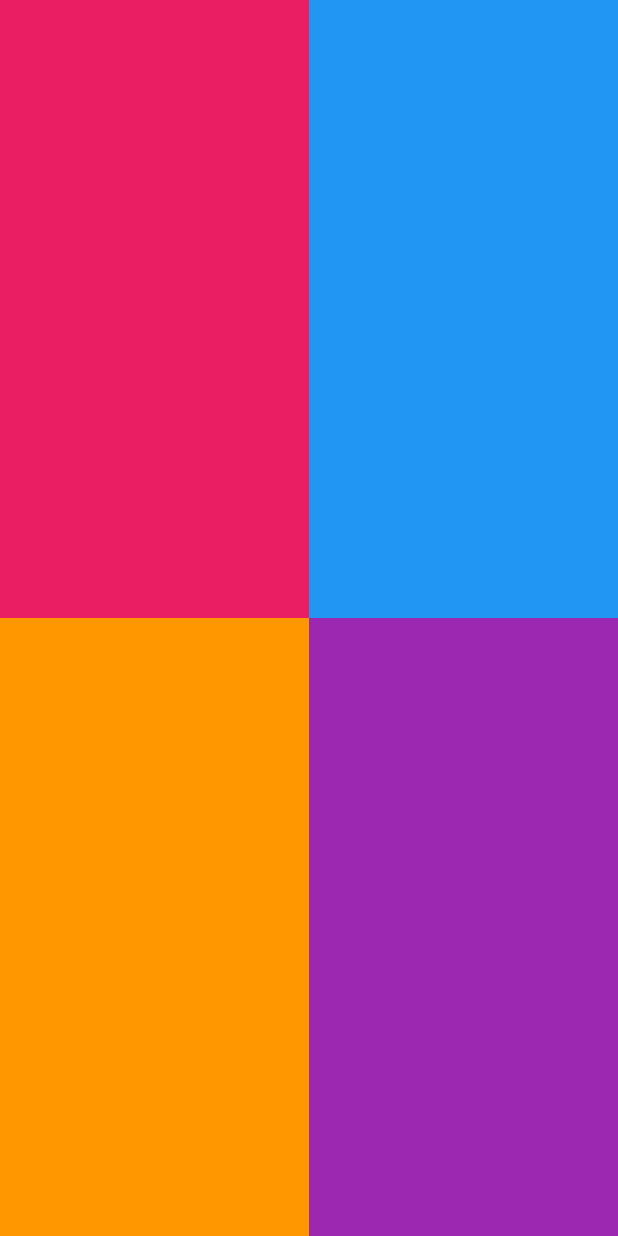
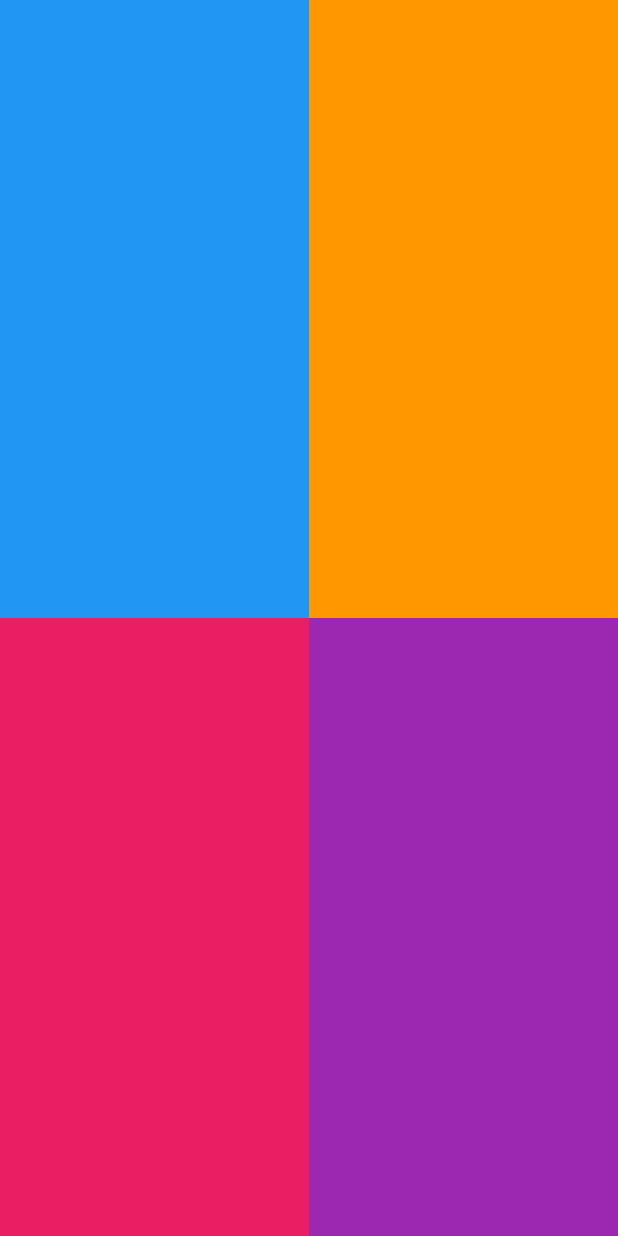
Before and after one commit to richardnd5/flutter-website, a Flutter app: the screen it shows after launch, on a phone screen of 412 x 824 dp. Run offline on Flutter 3.47's test engine with Material 2 defaults, Android fonts, the light colour scheme and no system bars.

```diff
--- a/lib/navigation/nav_state.dart
+++ b/lib/navigation/nav_state.dart
@@ -8,6 +8,7 @@ class NavState extends ChangeNotifier {
   List<PageConfig> pages = [homePageConfig];
 
   List<Page> getPages() {
+    return [homePageConfig.page];
     return pages.map((e) => e.page).toList();
   }
 
--- a/lib/views/home/home_page.dart
+++ b/lib/views/home/home_page.dart
@@ -1,11 +1,8 @@
 import 'package:flutter/material.dart';
-import 'package:flutter_website/navigation/nav_route_parser.dart';
 import 'package:flutter_website/navigation/nav_router_delegate.dart';
 import 'package:flutter_website/navigation/nav_state.dart';
-
 import 'package:provider/provider.dart';
 import 'home_page_view_model.dart';
-import 'components/expanding_page_container.dart';
 
 class HomePage extends StatefulWidget {
   const HomePage({Key? key}) : super(key: key);
@@ -15,132 +12,93 @@ class HomePage extends StatefulWidget {
 }
 
 class _HomePageState extends State<HomePage> {
-  GlobalKey homeKey = GlobalKey();
-  GlobalKey musicKey = GlobalKey();
-  GlobalKey contactKey = GlobalKey();
-  GlobalKey codingKey = GlobalKey();
-  GlobalKey noKey = GlobalKey();
+  final double smallPercent = 0.1;
+  final double largePercent = 0.8;
 
-  Widget? selectedWidget;
+  @override
+  void initState() {
+    super.initState();
+  }
 
-  bool isAnimating = false;
-
-  addPageToStack(BuildContext context, PageType type, Color color) async {
-    PageConfig selectedPage;
-
+  goToPage(BuildContext context, PageType type) {
+    PageConfig selectedConfig;
     switch (type) {
       case PageType.coding:
-        selectedPage = codingPageConfig;
+        selectedConfig = codingPageConfig;
         break;
       case PageType.about:
-        selectedPage = aboutPageConfig;
+        selectedConfig = aboutPageConfig;
         break;
       case PageType.music:
-        selectedPage = musicPageConfig;
+        selectedConfig = musicPageConfig;
         break;
       case PageType.contact:
-        selectedPage = contactPageConfig;
+        selectedConfig = contactPageConfig;
         break;
     }
 
-    Provider.of<NavState>(context, listen: false).goTo(selectedPage);
-    await Future.delayed(Duration(milliseconds: 800));
-    _whenShrinkAnimFinished();
-  }
-
-  _handleSquareTap(
-    BuildContext context,
-    PageType type,
-    Offset globalPos,
-  ) {
-    print(type);
-    var size = MediaQuery.of(context).size;
-
-    if (!isAnimating) {
-      setState(() {
-        isAnimating = true;
-      });
-      setState(() {
-        selectedWidget = ExpandingPageContainer(
-          startOffset: getPos(type.index),
-          startSize: Size(size.width / 2, size.height / 2),
-          shrinkFinished: _whenShrinkAnimFinished,
-          animateFinished: () => addPageToStack(
-            context,
-            type,
-            type.getPageColor(),
-          ),
-          color: type.getPageColor(),
-          width: size.width,
-        );
-      });
-    }
-  }
-
-  _whenShrinkAnimFinished() {
-    setState(() {
-      selectedWidget = null;
-      isAnimating = false;
-    });
-  }
-
-  GlobalKey getKey(int index) {
-    if (index == 0) return homeKey;
-    if (index == 1) return musicKey;
-    if (index == 2) return contactKey;
-    if (index == 3) return codingKey;
-    return noKey;
-  }
-
-  Offset getPos(int index) {
-    final box = getKey(index).currentContext!.findRenderObject() as RenderBox;
-    return box.localToGlobal(Offset.zero);
-  }
-
-  List<Offset> getListOfOffsets(BuildContext context) {
-    var size = MediaQuery.of(context).size;
-    return [
-      Offset(0, 0),
-      Offset(0, size.width / 2),
-      Offset(size.height / 2, 0),
-      Offset(size.height / 2, size.width / 2),
-    ];
+    Provider.of<HomePageViewModel>(context, listen: false).selectedPage = type;
+    Provider.of<NavState>(context, listen: false).goTo(selectedConfig);
   }
 
   @override
   Widget build(BuildContext context) {
+    var watched = context.watch<HomePageViewModel>();
     return Stack(
       children: [
-        buildBackground(context),
-        selectedWidget ?? Container(),
+        GestureDetector(
+          onTap: () => watched.selectedPage = null,
+          child: Container(
+            decoration: pageGradient(
+              Color(0xff7a8ae6),
+              Color(0xFF0b1652),
+            ),
+          ),
+        ),
+        _buildHomePageCell(context, PageType.about, Alignment.topLeft),
+        _buildHomePageCell(context, PageType.music, Alignment.topRight),
+        _buildHomePageCell(context, PageType.coding, Alignment.bottomLeft),
+        _buildHomePageCell(context, PageType.contact, Alignment.bottomRight),
       ],
     );
   }
 
-  Widget buildBackground(BuildContext context) {
+  AnimatedAlign _buildHomePageCell(
+    BuildContext context,
+    PageType type,
+    Alignment deselectedAlignment,
+  ) {
     var size = MediaQuery.of(context).size;
-
-    final offsetList = getListOfOffsets(context);
-    return Stack(
-      children: PageType.values
-          .map(
-            (e) => AnimatedPositioned(
-              key: getKey(e.index),
-              left: offsetList[e.index].dy,
-              top: offsetList[e.index].dx,
-              duration: Duration(milliseconds: 300),
-              child: GestureDetector(
-                onTapUp: (details) =>
-                    _handleSquareTap(context, e, details.globalPosition),
-                child: Container(
-                  color: e.getPageColor(),
-                  width: size.width / 2,
-                  height: size.height / 2,
-                ),
-              ),
-            ),
-          )
-          .toList(),
+    var watched = context.watch<HomePageViewModel>();
+    return AnimatedAlign(
+      duration: Duration(milliseconds: 400),
+      curve: Curves.easeInOut,
+      alignment:
+          watched.selectedPage == type ? Alignment.center : deselectedAlignment,
+      child: GestureDetector(
+        onTap: () => goToPage(context, type),
+        child: AnimatedContainer(
+          duration: Duration(milliseconds: 400),
+          curve: Curves.easeInOut,
+          width: watched.selectedPage == null
+              ? size.width / 2
+              : size.width *
+                  (watched.selectedPage == type ? largePercent : smallPercent),
+          height: watched.selectedPage == null
+              ? size.height / 2
+              : size.height *
+                  (watched.selectedPage == type ? largePercent : smallPercent),
+          color: type.getPageColor(),
+        ),
+      ),
     );
   }
 }
+
+pageGradient(Color color1, Color color2) => BoxDecoration(
+      gradient: LinearGradient(
+        begin: Alignment.topRight,
+        end: Alignment.bottomLeft,
+        colors: [color1, color2],
+      ),
+    );
```
Also changed, not shown: lib/views/home/home_page_view_model.dart (+69 -71 lines), 1 other file.
